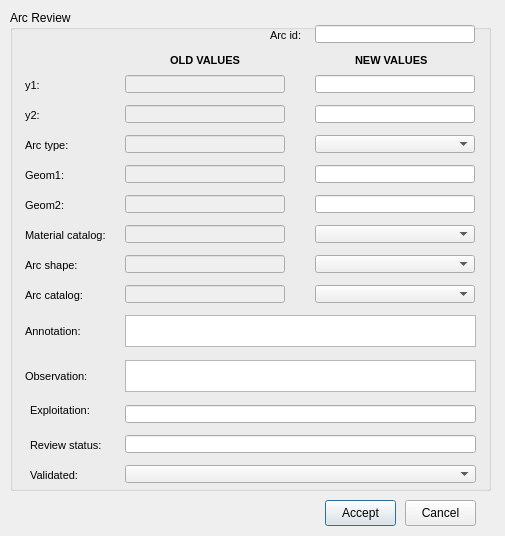
This is ui/ud_review_audit_arc.ui in Giswater/giswater_qgis_plugin as Qt 5 draws it before an edit. The edited form follows.
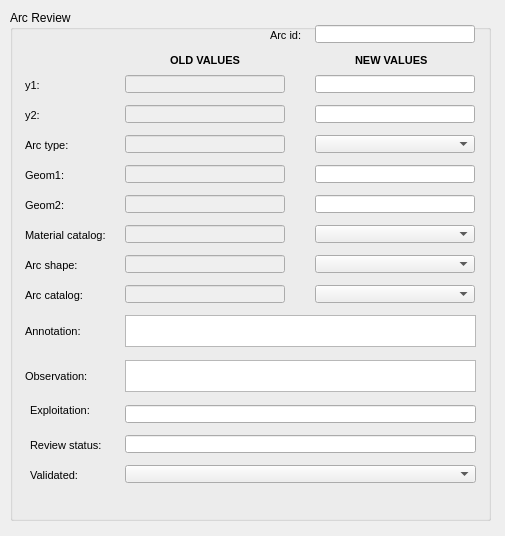
This is the edited form.

Commit message: Changes on review forms

The edit to the form file:
```diff
--- a/ui/ud_review_audit_arc.ui
+++ b/ui/ud_review_audit_arc.ui
@@ -19,7 +19,7 @@
      <x>10</x>
      <y>10</y>
      <width>481</width>
-     <height>481</height>
+     <height>511</height>
     </rect>
    </property>
    <property name="title">
@@ -452,32 +452,6 @@
     </property>
    </widget>
   </widget>
-  <widget class="QPushButton" name="btn_accept">
-   <property name="geometry">
-    <rect>
-     <x>325</x>
-     <y>500</y>
-     <width>71</width>
-     <height>26</height>
-    </rect>
-   </property>
-   <property name="text">
-    <string>Accept</string>
-   </property>
-  </widget>
-  <widget class="QPushButton" name="btn_cancel">
-   <property name="geometry">
-    <rect>
-     <x>405</x>
-     <y>500</y>
-     <width>71</width>
-     <height>26</height>
-    </rect>
-   </property>
-   <property name="text">
-    <string>Cancel</string>
-   </property>
-  </widget>
   <widget class="QLabel" name="label_arc_type">
    <property name="geometry">
     <rect>
```
The commit also changes 6 other files.
